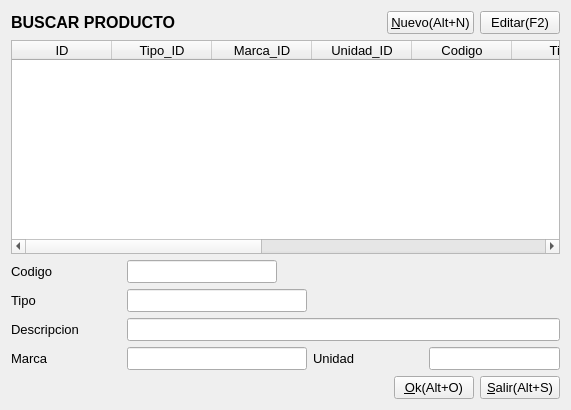
Above: Facturacion/productobuscar.ui from radtek/manager before the change. Below: the same form after it.
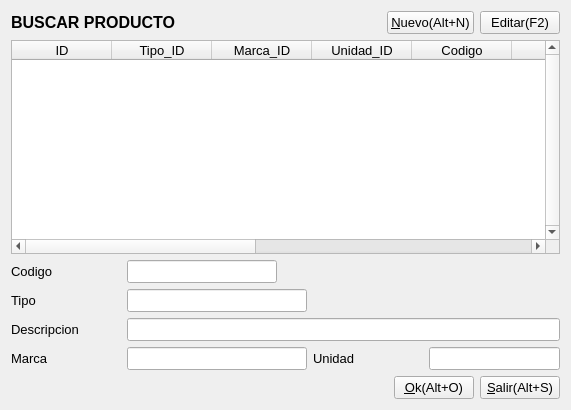
That is the form after the change. Icons and pictures are not drawn.

Diff of the .ui file:
```diff
--- a/Facturacion/productobuscar.ui
+++ b/Facturacion/productobuscar.ui
@@ -111,6 +111,12 @@
      <property name="toolTip">
       <string>PRESIONE F3 Y F4 PARA COMPRAS Y VENTAS.</string>
      </property>
+     <property name="verticalScrollBarPolicy">
+      <enum>Qt::ScrollBarAlwaysOn</enum>
+     </property>
+     <property name="horizontalScrollBarPolicy">
+      <enum>Qt::ScrollBarAsNeeded</enum>
+     </property>
      <property name="selectionMode">
       <enum>QAbstractItemView::ExtendedSelection</enum>
      </property>
```
Left out of the diff: 8 changed lines with no effect on the pictures.
